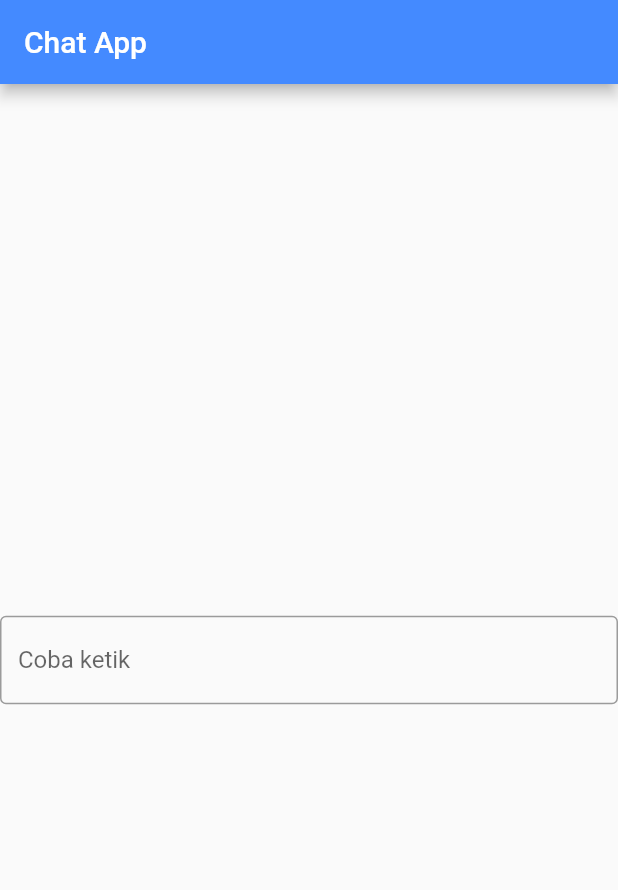
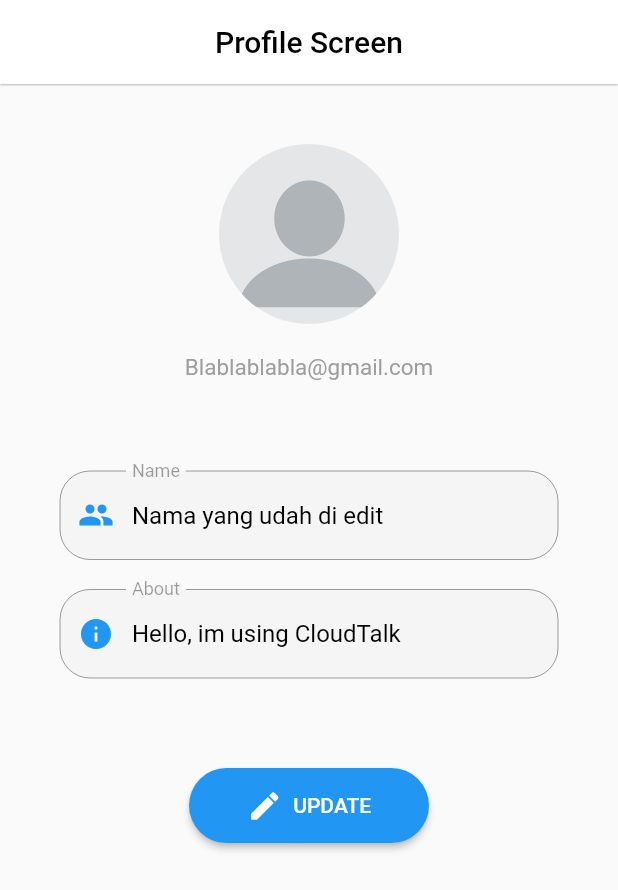
Before and after one commit to ryanthony6/flutter_chatapp, a Flutter app: the screen it shows after launch, on a phone screen of 412 x 824 dp. Shown: the top 890 px of the screen. Run offline on Flutter 3.47's test engine with Material 2 defaults, Android fonts, the phone set to English and light mode, and no system bars; missing offline and left inert: dart:ffi.

Commit message:
profilescreen

```diff
--- /dev/null
+++ b/lib/Profile_Screen.dart
@@ -0,0 +1,105 @@
+import 'dart:ffi';
+
+import 'package:flutter/material.dart';
+
+class Profile_Screen extends StatefulWidget {
+  const Profile_Screen({Key? key}) : super(key: key);
+
+  @override
+  _Profile_ScreenState createState() => _Profile_ScreenState();
+}
+
+class _Profile_ScreenState extends State<Profile_Screen> {
+  bool isEditing = false;
+
+  @override
+  Widget build(BuildContext context) {
+    return Scaffold(
+      appBar: AppBar(
+        backgroundColor: Colors.white,
+        centerTitle: true,
+        elevation: 0.5,
+        title: Text("Profile Screen", style: TextStyle(color: Colors.black), textAlign: TextAlign.center),
+      ),
+      body: SingleChildScrollView(
+        child: Container(
+          padding: EdgeInsets.all(40),
+          child: Column(
+            mainAxisAlignment: MainAxisAlignment.center,
+            crossAxisAlignment: CrossAxisAlignment.center,
+            children: [
+              SizedBox(
+                width: 120,
+                height: 120,
+                child: ClipRRect(
+                  borderRadius: BorderRadius.circular(100),
+                  child: Image(
+                    image: AssetImage('Assets/profile.png'),
+                  ),
+                ),
+              ),
+              SizedBox(height: 20),
+              Text("Blablablabla@gmail.com", style: TextStyle(color: Colors.grey, fontSize: 15)),
+              SizedBox(height: 60),
+              TextFormField(
+                keyboardType: TextInputType.emailAddress,
+                decoration: InputDecoration(
+                  labelText: "Name",
+                  border: OutlineInputBorder(
+                    borderRadius: BorderRadius.circular(20),
+                  ),
+                  filled: true,
+                  enabled: isEditing,
+                  prefixIcon: Icon(Icons.people, color: Colors.blue),
+                ),
+                initialValue: "Nama yang udah di edit",
+                style: TextStyle(color: Colors.black),
+              ),
+              SizedBox(height: 20),
+              TextFormField(
+                keyboardType: TextInputType.text,
+                decoration: InputDecoration(
+                  labelText: "About",
+                  border: OutlineInputBorder(
+                    borderRadius: BorderRadius.circular(20),
+                  ),
+                  filled: true,
+                  enabled: isEditing,
+                  prefixIcon: Icon(Icons.info, color: Colors.blue),
+                ),
+                initialValue: "Hello, im using CloudTalk",
+                style: TextStyle(color: Colors.black),
+              ),
+              SizedBox(height: 60),
+              SizedBox(
+                width: 160,
+                height: 50,
+                child: ElevatedButton(
+                  onPressed: () {
+                    setState(() {
+                      isEditing = !isEditing;
+                    });
+                  },
+                  style: ElevatedButton.styleFrom(
+                    backgroundColor: Colors.blue,
+                    side: BorderSide.none,
+                    shape: StadiumBorder(),
+                  ),
+                  child: Row(
+                    mainAxisAlignment: MainAxisAlignment.center,
+                    crossAxisAlignment: CrossAxisAlignment.center,
+                    children: [
+                      Icon(Icons.edit),
+                      SizedBox(width: 7),
+                      Text(isEditing ? "SAVE" : "UPDATE", style: TextStyle(color: Colors.white)),
+                    ],
+                  ),
+                ),
+              ),
+            ],
+          ),
+        ),
+      ),
+    );
+  }
+}
--- a/lib/main.dart
+++ b/lib/main.dart
@@ -1,38 +1,14 @@
+import 'package:chatapp/Profile_Screen.dart';
 import 'package:flutter/material.dart';
 
-void main() {
-  runApp(const MyApp());
-}
+void main() => runApp(MyApp());
 
 class MyApp extends StatelessWidget {
-  const MyApp({super.key});
-
-  // This widget is the root of your application.
   @override
   Widget build(BuildContext context) {
     return MaterialApp(
-      title: 'Flutter Demo',
       debugShowCheckedModeBanner: false,
-      theme: ThemeData(
-        primarySwatch: Colors.blue,
-      ),
-      home: Scaffold(
-          appBar: AppBar(
-            title: Text("Chat App"),
-
-            backgroundColor: Colors.blueAccent,
-          ),
-          body: Center(
-            child:
-              TextField(
-                decoration:
-                  InputDecoration(
-                    border: OutlineInputBorder(),
-                    hintText: 'Coba ketik',
-                  ),
-              ),
-           ),
-        ),
+      home: Profile_Screen(),
     );
   }
 }
--- a/pubspec.yaml
+++ b/pubspec.yaml
@@ -59,9 +59,8 @@ flutter:
   uses-material-design: true
 
   # To add assets to your application, add an assets section, like this:
-  # assets:
-  #   - images/a_dot_burr.jpeg
-  #   - images/a_dot_ham.jpeg
+  assets:
+    - Assets/profile.png
 
   # An image asset can refer to one or more resolution-specific "variants", see
   # https://flutter.dev/assets-and-images/#resolution-aware
```
Also changed, not shown: Assets/profile.png (added), 1 other file.
